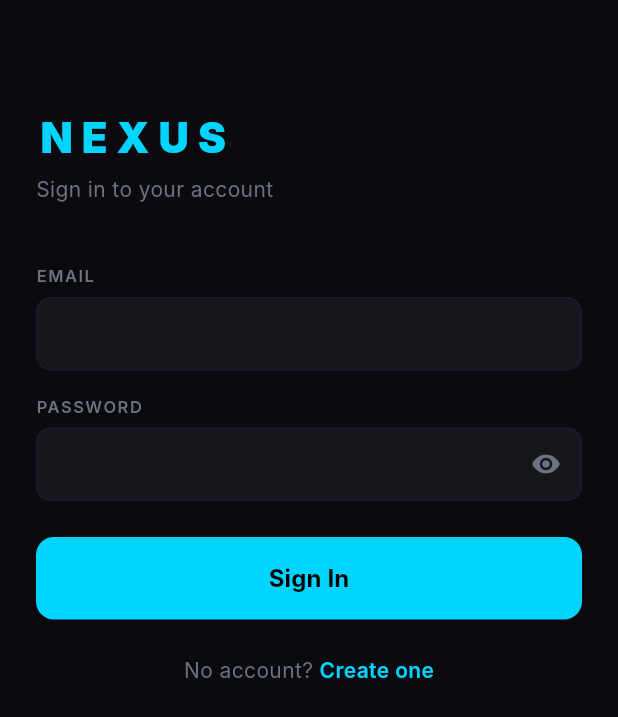
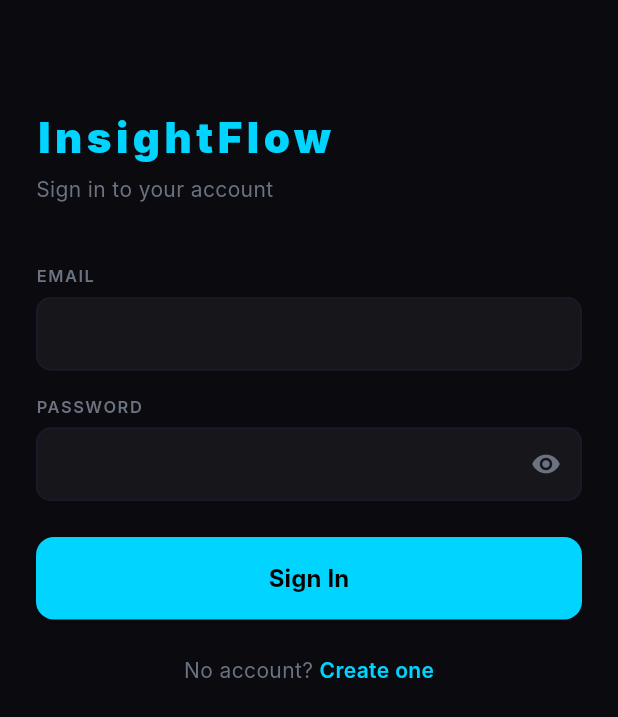
Before and after one commit to zainabraza06/InsightFlow, a Flutter app: the screen it shows after launch, on a phone screen of 412 x 824 dp. Shown: the top 717 px of the screen. Run offline on Flutter 3.47's test engine with Material 3 defaults, Android fonts, the phone set to English and light mode, and no system bars; our stand-ins replace shared_preferences; Roboto replaces fonts that are missing (Inter).

```diff
--- a/nexus_mobile/lib/screens/chain_screen.dart
+++ b/nexus_mobile/lib/screens/chain_screen.dart
@@ -65,14 +65,14 @@ class _ChainScreenState extends State<ChainScreen> {
       context: context,
       builder: (_) => AlertDialog(
         backgroundColor: const Color(0xFF111118),
-        title: const Text('Baseline vs NEXUS', style: TextStyle(color: Color(0xFF4f8ef7))),
+        title: const Text('Baseline vs InsightFlow', style: TextStyle(color: Color(0xFF4f8ef7))),
         content: SingleChildScrollView(
           child: DataTable(
             headingRowColor: WidgetStateProperty.all(const Color(0xFF0d0d14)),
             columns: const [
               DataColumn(label: Text('Capability', style: TextStyle(fontSize: 11, color: Colors.white38))),
               DataColumn(label: Text('Simple', style: TextStyle(fontSize: 11, color: Colors.white38))),
-              DataColumn(label: Text('NEXUS', style: TextStyle(fontSize: 11, color: Colors.white38))),
+              DataColumn(label: Text('InsightFlow', style: TextStyle(fontSize: 11, color: Colors.white38))),
             ],
             rows: rows
                 .map((r) => DataRow(cells: [
@@ -148,22 +148,6 @@ class _ChainScreenState extends State<ChainScreen> {
           TextButton(
             onPressed: _loadBaseline,
             child: const Text('Compare vs Non-Agentic Baseline', style: TextStyle(color: Color(0xFF4f8ef7))),
-          ),
-          const SizedBox(height: 8),
-
-          SizedBox(
-            width: double.infinity,
-            child: ElevatedButton(
-              onPressed: () => ScaffoldMessenger.of(context).showSnackBar(const SnackBar(
-                content: Text('Trace ready — download from web dashboard or include in submission'),
-              )),
-              style: ElevatedButton.styleFrom(
-                backgroundColor: const Color(0xFF4f8ef7),
-                padding: const EdgeInsets.symmetric(vertical: 14),
-                shape: RoundedRectangleBorder(borderRadius: BorderRadius.circular(8)),
-              ),
-              child: const Text('Export Antigravity Trace', style: TextStyle(fontWeight: FontWeight.bold)),
-            ),
           ),
           const SizedBox(height: 16),
 
@@ -370,7 +354,7 @@ class _FeedbackSectionState extends State<_FeedbackSection> {
                 border: Border.all(color: const Color(0x339b59b6)),
               ),
               child: Text(
-                '[NEXUS LEARNING] $_learningMsg',
+                '[INSIGHTFLOW LEARNING] $_learningMsg',
                 style: const TextStyle(color: Color(0xFF9b59b6), fontSize: 10, fontFamily: 'monospace'),
               ),
             ),
--- a/nexus_mobile/lib/screens/login_screen.dart
+++ b/nexus_mobile/lib/screens/login_screen.dart
@@ -50,7 +50,7 @@ class _LoginScreenState extends State<LoginScreen> {
             crossAxisAlignment: CrossAxisAlignment.start,
             children: [
               const SizedBox(height: 48),
-              const Text('NEXUS', style: TextStyle(color: Color(0xFF00d4ff), fontSize: 28, fontWeight: FontWeight.w900, letterSpacing: 6)),
+              const Text('InsightFlow', style: TextStyle(color: Color(0xFF00d4ff), fontSize: 28, fontWeight: FontWeight.w900, letterSpacing: 3)),
               const SizedBox(height: 4),
               const Text('Sign in to your account', style: TextStyle(color: Color(0xFF6b7280), fontSize: 14)),
               const SizedBox(height: 40),
--- a/nexus_mobile/lib/screens/register_screen.dart
+++ b/nexus_mobile/lib/screens/register_screen.dart
@@ -68,7 +68,7 @@ class _RegisterScreenState extends State<RegisterScreen> {
             children: [
               const Text('Create Account', style: TextStyle(color: Colors.white, fontSize: 24, fontWeight: FontWeight.bold)),
               const SizedBox(height: 4),
-              const Text('Join NEXUS Intelligence Platform', style: TextStyle(color: Color(0xFF6b7280), fontSize: 14)),
+              const Text('Join InsightFlow Intelligence Platform', style: TextStyle(color: Color(0xFF6b7280), fontSize: 14)),
               const SizedBox(height: 32),
 
               _field('Full Name', _nameCtrl),
```
Also changed, not shown: 2 other files.
